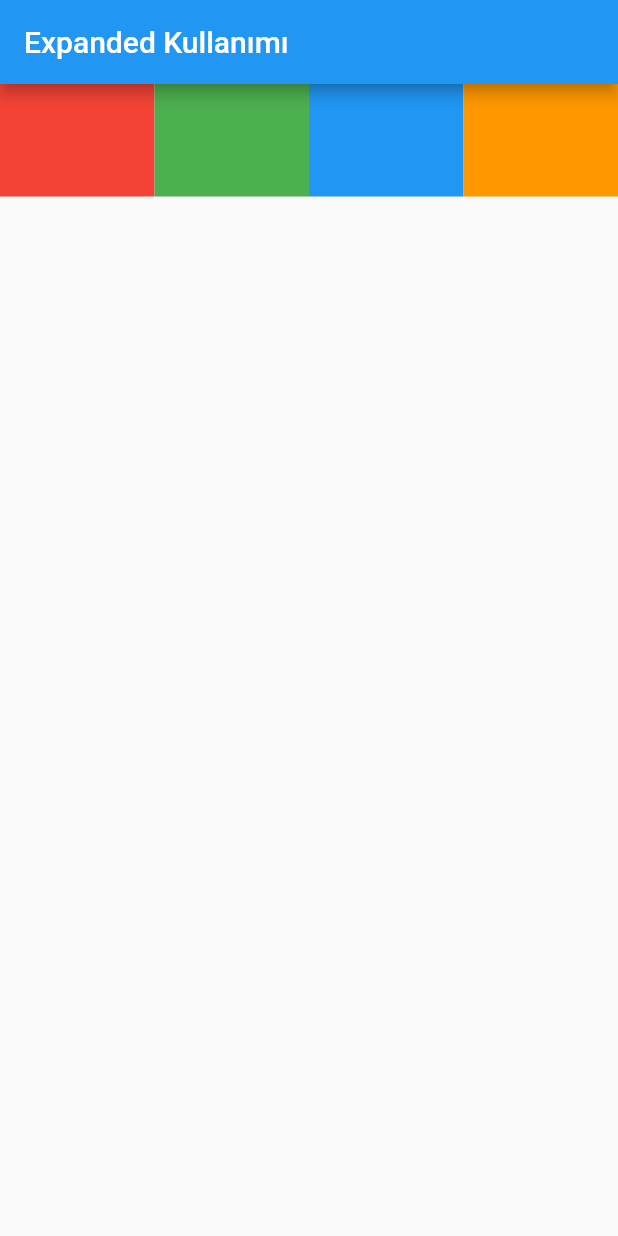
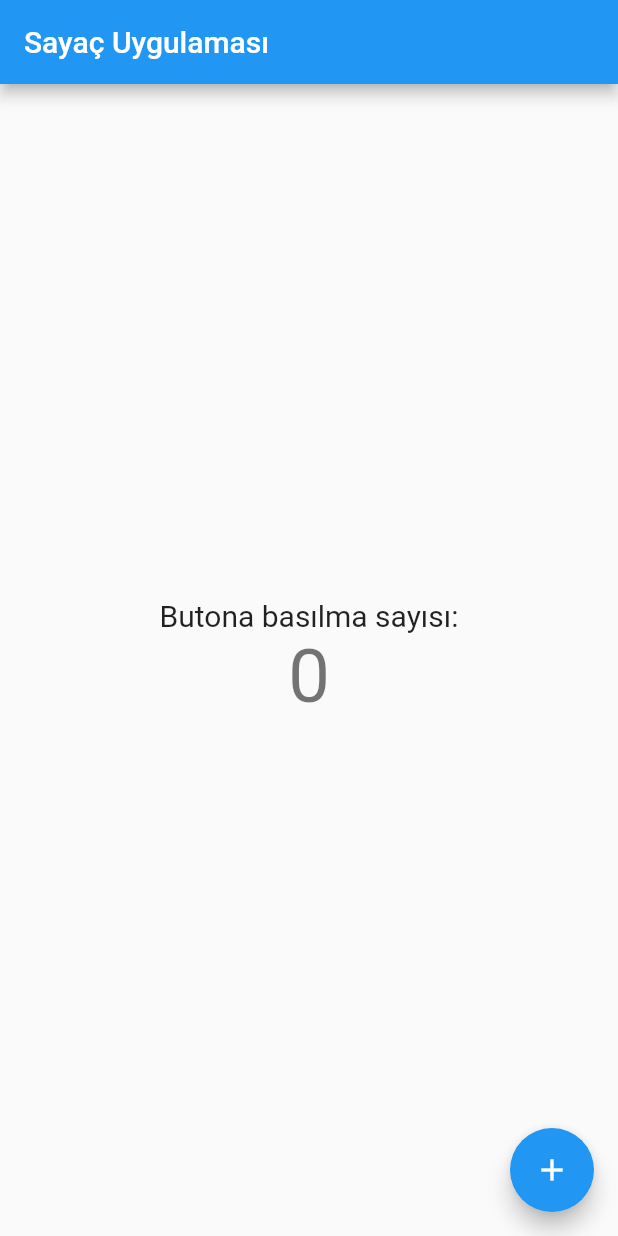
Before and after one commit to berkcangumusisik/100daysOfFlutter, a Flutter app: the screen it shows after launch, on a phone screen of 412 x 824 dp. Run offline on Flutter 3.47's test engine with Material 2 defaults, Android fonts, the phone set to English and light mode, and no system bars; our stand-ins replace dio, easy_localization, equatable, flutter_bloc, flutter_mobx, flutter_secure_storage and 5 more; missing offline and left inert: kartal, vexana; accounts and stored records are empty; generated files the repository leaves out were written again.

Commit message:
63.gün çalışmaları eklendi.

```diff
--- a/flutter_full_summary/lib/main.dart
+++ b/flutter_full_summary/lib/main.dart
@@ -1,5 +1,7 @@
 import 'package:flutter/material.dart';
 import 'package:flutter_full_summary/widgets/expanded_learn.dart';
+import 'package:flutter_full_summary/widgets/row_column_learn.dart';
+import 'package:flutter_full_summary/widgets/statefull_learn.dart';
 
 void main() {
   runApp(const MyApp());
@@ -12,7 +14,7 @@ class MyApp extends StatelessWidget {
   Widget build(BuildContext context) {
     return MaterialApp(
       theme: ThemeData(),
-      home: const ExpandedLearn(),
+      home: const StatefullLearn(),
       debugShowCheckedModeBanner: false,
     );
   }
@@ -33,4 +35,9 @@ class MyApp extends StatelessWidget {
  * } ile uygulamamızı çalıştırıyoruz.
 
  MaterialApp() : Uygulamamızın temel widget'ıdır. MaterialApp() widget'ı, uygulamamızın temel tasarımını oluşturur.
+
+
+ hotReload : Uygulamanızı çalışırken güncellemek için kullanılır.
+
+ hotRestart : Uygulamanızı yeniden başlatmak için kullanılır. Bu, uygulamanızın durumunu sıfırlar.
  */
--- /dev/null
+++ b/flutter_full_summary/lib/widgets/statefull_learn.dart
@@ -0,0 +1,60 @@
+import 'package:flutter/material.dart';
+
+class StatefullLearn extends StatefulWidget {
+  const StatefullLearn({super.key});
+
+  @override
+  State<StatefullLearn> createState() => _StatefullLearnState();
+}
+
+class _StatefullLearnState extends State<StatefullLearn> {
+  int _counter = 0;
+
+  void _incrementCounter() {
+    setState(() {
+      // setState() metodu, değişkenin değerini değiştirdiğimizde, bu değişikliğin ekrana yansımasını sağlar.
+      _counter++;
+    });
+  }
+
+  @override
+  Widget build(BuildContext context) {
+    return Scaffold(
+        appBar: AppBar(
+          title: const Text('Sayaç Uygulaması'),
+        ),
+        body: Center(
+          child: Column(
+            mainAxisAlignment: MainAxisAlignment.center,
+            children: [
+              const Text(
+                'Butona basılma sayısı:',
+                style: TextStyle(fontSize: 20),
+              ),
+              Text(
+                _counter.toString(),
+                style: Theme.of(context)
+                    .textTheme
+                    .headlineMedium!
+                    .copyWith(fontSize: 50),
+              ),
+            ],
+          ),
+        ),
+        floatingActionButton: FloatingActionButton(
+          onPressed: () {
+            _incrementCounter();
+          },
+          child: const Icon(Icons.add),
+        ));
+  }
+}
+
+
+/**
+ * Statefull Widget'lar, kullanıcı arayüzünün herhangi bir parçasını oluşturmak için kullanılır.
+ * Yani, kullanıcı arayüzünün herhangi bir parçası değiştiğinde, bu değişikliğin ekrana yansımasını sağlar.
+ * Yaşam döngüsüne sahiptir.
+ * Theme.of(context) : Uygulamanızın temasını almak için kullanılır.
+ *
+ */
```
Also changed, not shown: 1 other file.
